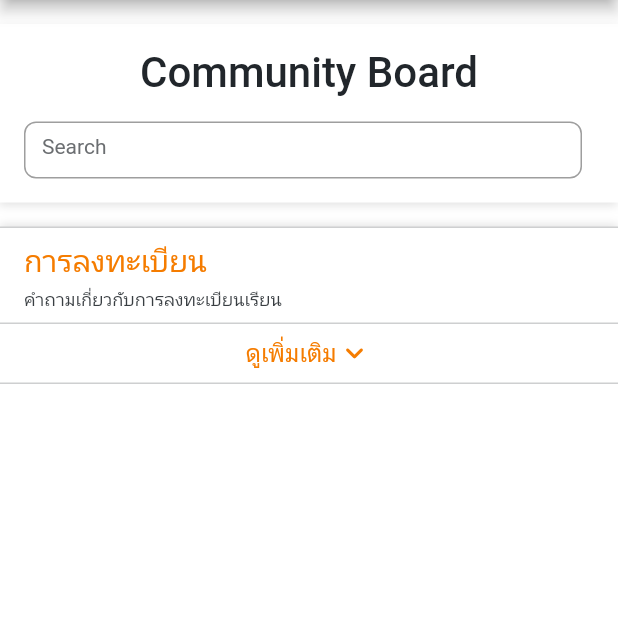
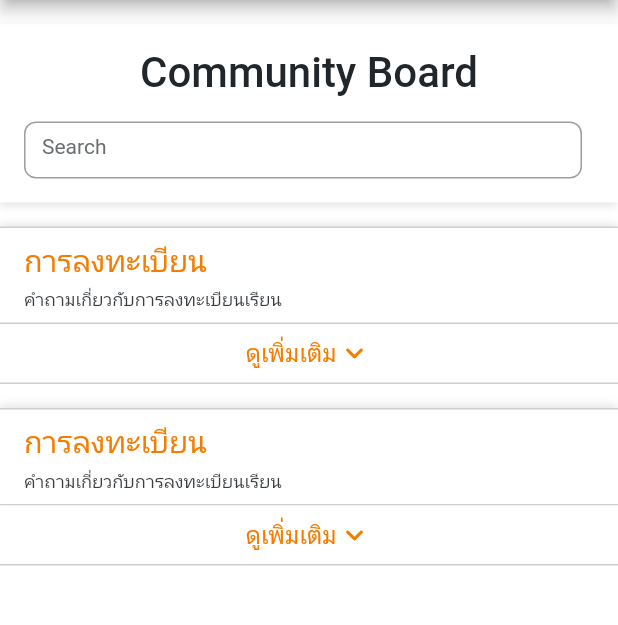
Before and after one commit to NuttakitT/senior_project, a Flutter app: the screen it shows after launch, on a phone screen of 412 x 824 dp, the part 135-760 px from its top. Run offline on Flutter 3.47's test engine with Material 2 defaults, Android fonts, the phone set to English and light mode, and no system bars; our stand-ins replace cloud_firestore, firebase_auth, firebase_core, firebase_storage, flutter_switch, image_picker and 2 more; missing offline and left inert: algolia, algolia_helper_flutter, dart:html; accounts and stored records are empty; statements that could not run were skipped.

Commit message:
fixed mobile overflow and content padding

```diff
--- a/lib/community_board/view/mobile/page/template_community_board_mobile.dart
+++ b/lib/community_board/view/mobile/page/template_community_board_mobile.dart
@@ -1,5 +1,4 @@
 import 'package:flutter/material.dart';
-import 'package:senior_project/community_board/view/mobile/widget/comment_field_mobile.dart';
 import 'package:senior_project/community_board/view/mobile/widget/community_board_home_mobile.dart';
 import '../../../../core/template/template_mobile/view/template_menu_mobile.dart';
 
--- a/lib/community_board/view/mobile/widget/community_board_home_mobile.dart
+++ b/lib/community_board/view/mobile/widget/community_board_home_mobile.dart
@@ -26,7 +26,9 @@ class _CommunityBoardHomeMobileState extends State<CommunityBoardHomeMobile> {
   }
 
   Widget getContent(String topicName, String? topicDescription, List<Map<String, dynamic>> listPost) {
-    return Column(
+    return Padding(
+      padding: const EdgeInsets.only(bottom: 16),
+      child: Column(
         children: [
           Container(
             width: double.infinity,
@@ -98,6 +100,7 @@ class _CommunityBoardHomeMobileState extends State<CommunityBoardHomeMobile> {
             },
           ),
         ],
+      ),
     );
   }
 
@@ -226,6 +229,30 @@ class _CommunityBoardHomeMobileState extends State<CommunityBoardHomeMobile> {
             return const Text("Loading...");
           },
         ),
+        FutureBuilder(
+          future: context.read<CommunityBoardViewModel>().getPostByTopic("General"),
+          builder: (context, snapshot) {
+            if (snapshot.connectionState == ConnectionState.done) {
+              List<Map<String, dynamic>> post = context.read<CommunityBoardViewModel>().getPost;
+              List<Map<String, dynamic>> postDetail = [];
+              for (int i = 0; i < post.length; i++) {
+                int index = post[i]["post"].getPost.length;
+                for (int j = 0; j < index; j++) {
+                  String title = post[i]["post"].getPost[j].getContent.getText;
+                  String detail = post[i]["post"].getPost[j].getContent.getOptionalString;
+                  List<dynamic> topic = post[i]["post"].getPost[j].getTopic;
+                  postDetail.add({
+                    "title": title,
+                    "detail": detail,
+                    "topic": topic
+                  });
+                }
+              }
+              return getContent("การลงทะเบียน", "คำถามเกี่ยวกับการลงทะเบียนเรียน", postDetail);
+            }
+            return const Text("Loading...");
+          },
+        ),
       ],
     );
   }
--- a/lib/core/template/template_mobile/view/template_menu_mobile.dart
+++ b/lib/core/template/template_mobile/view/template_menu_mobile.dart
@@ -49,7 +49,7 @@ class _TemplateMenuMobileState extends State<TemplateMenuMobile> {
         toolbarHeight: 90,
       ),
       backgroundColor: Colors.white,
-      body: widget.content,
+      body: SingleChildScrollView(child: widget.content),
       drawer: Drawer(
         child: SingleChildScrollView(
           child: Column(
```
Also changed, not shown: lib/community_board/view/desktop/widget/community_board_content.dart (+28 -1 lines). Lines whose indentation alone changed are shown as unchanged.
